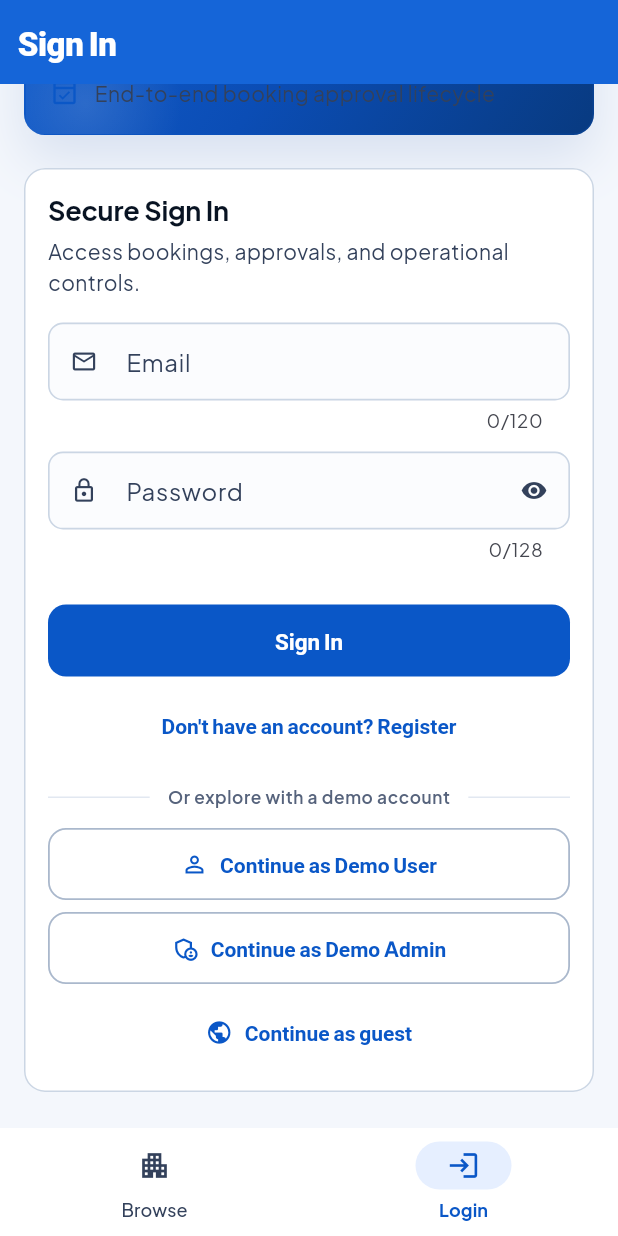
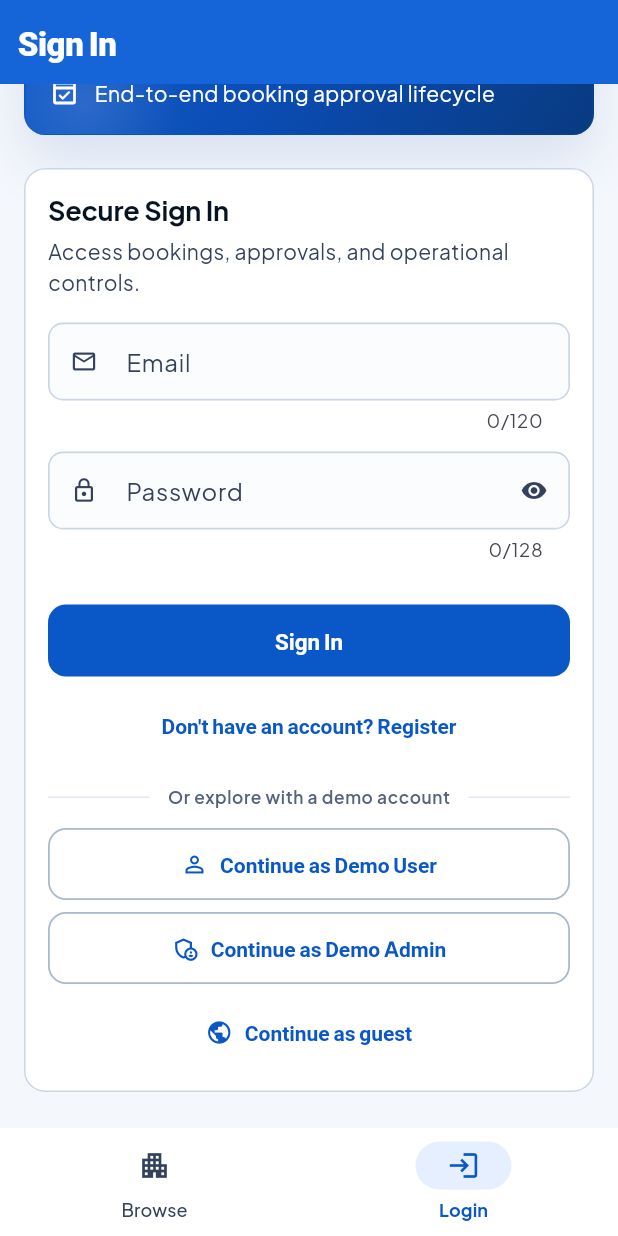
Before and after one commit to ejajmamud/hallmaster, a Flutter app: the screen it shows after launch, item 2 of the bottom bar chosen, scrolled down 218 dp, on a phone screen of 412 x 824 dp. Run offline on Flutter 3.47's test engine with Material 2 defaults, Android fonts, the phone set to English and light mode, and no system bars; our stand-ins replace equatable, flutter_riverpod, go_router, google_fonts, sqflite; accounts and stored records are empty.

Commit message:
Make auth feature rows white

```diff
--- a/lib/src/features/auth/login_page.dart
+++ b/lib/src/features/auth/login_page.dart
@@ -582,10 +582,8 @@ class _StatBadge extends StatelessWidget {
               label,
               maxLines: 1,
               overflow: TextOverflow.ellipsis,
-              style: Theme.of(context)
-                  .textTheme
-                  .labelMedium
-                  ?.copyWith(color: Colors.white, fontWeight: AppTokens.wSemibold),
+              style: Theme.of(context).textTheme.labelMedium?.copyWith(
+                  color: Colors.white, fontWeight: AppTokens.wSemibold),
             ),
           ),
         ],
@@ -605,10 +603,17 @@ class _FeatureRow extends StatelessWidget {
     return Row(
       crossAxisAlignment: CrossAxisAlignment.start,
       children: [
-        Icon(icon, size: 20, color: AppTokens.brand),
+        Icon(icon, size: 20, color: Colors.white),
         const SizedBox(width: 10),
         Expanded(
-            child: Text(text, style: Theme.of(context).textTheme.bodyMedium)),
+          child: Text(
+            text,
+            style: Theme.of(context)
+                .textTheme
+                .bodyMedium
+                ?.copyWith(color: Colors.white),
+          ),
+        ),
       ],
     );
   }
```
